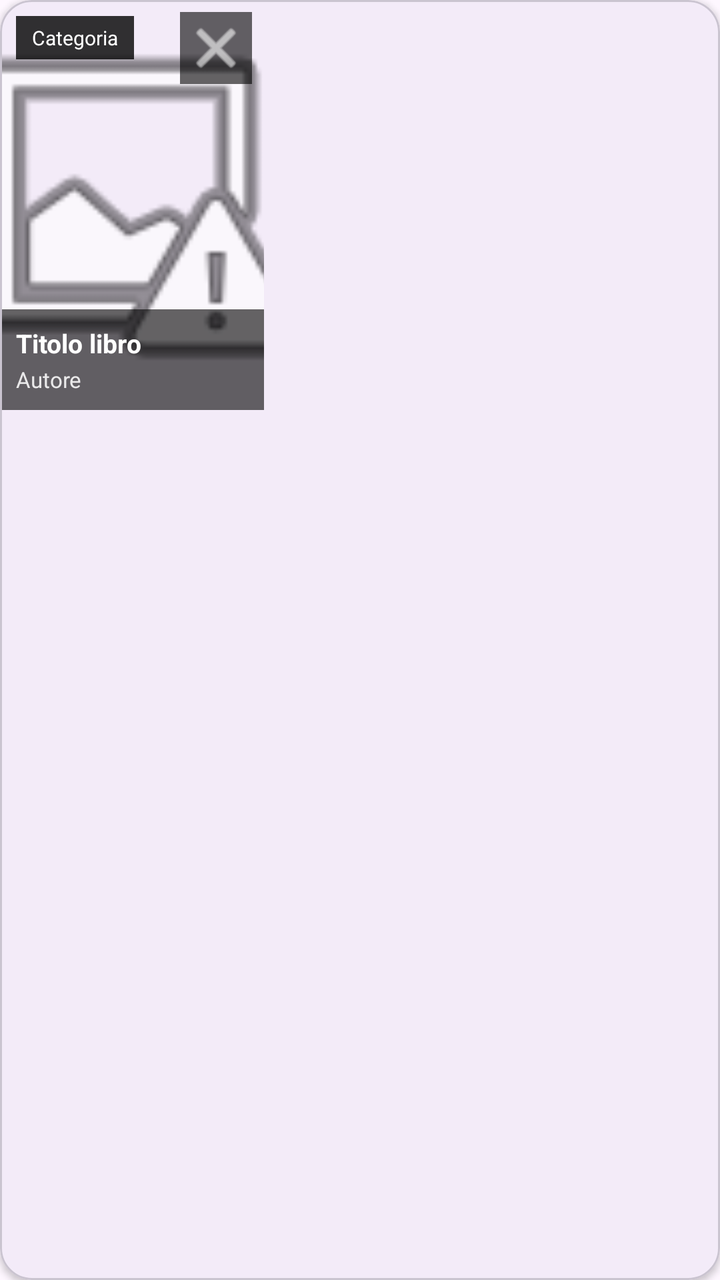
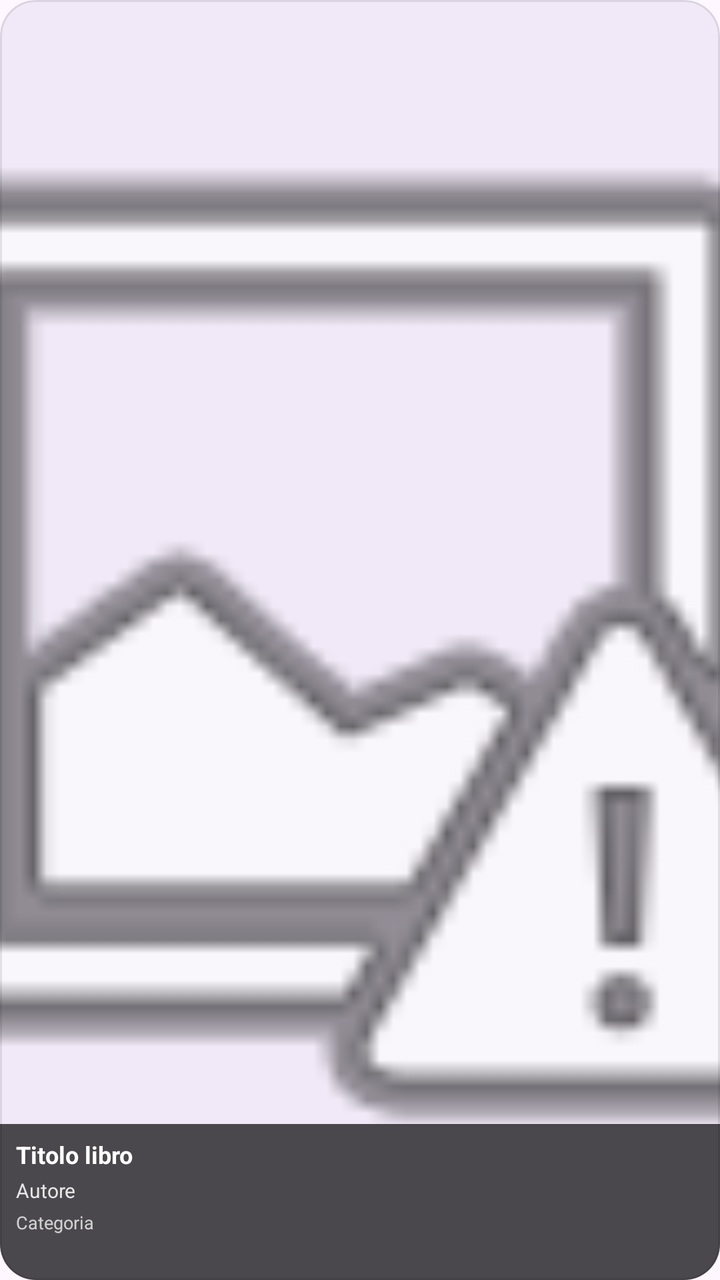

Two renders of the same Android screen: before a commit and after it. Below are the layout's source before the change and the commit's diff.
<!-- AndroidManifest.xml: application theme Theme.Bookt -->
<!-- res/layout/item_saved_book.xml -->
<?xml version="1.0" encoding="utf-8"?>
<com.google.android.material.card.MaterialCardView xmlns:android="http://schemas.android.com/apk/res/android"
    xmlns:app="http://schemas.android.com/apk/res-auto"
    android:layout_width="wrap_content"
    android:layout_height="wrap_content"
    android:layout_marginEnd="12dp"
    android:layout_marginBottom="12dp"
    app:cardCornerRadius="16dp"
    app:cardElevation="2dp">

    <FrameLayout
        android:layout_width="132dp"
        android:layout_height="205dp">

        <ImageView
            android:id="@+id/imgSavedBookCover"
            android:layout_width="match_parent"
            android:layout_height="match_parent"
            android:contentDescription="Copertina libro"
            android:scaleType="centerCrop"
            android:src="@android:drawable/ic_menu_report_image" />

        <LinearLayout
            android:layout_width="match_parent"
            android:layout_height="wrap_content"
            android:layout_gravity="bottom"
            android:orientation="vertical"
            android:padding="8dp"
            android:background="#99000000">

            <TextView
                android:id="@+id/tvSavedBookTitle"
                android:layout_width="match_parent"
                android:layout_height="wrap_content"
                android:maxLines="2"
                android:text="Titolo libro"
                android:textColor="@android:color/white"
                android:textSize="13sp"
                android:textStyle="bold" />

            <TextView
                android:id="@+id/tvSavedBookAuthor"
                android:layout_width="match_parent"
                android:layout_height="wrap_content"
                android:layout_marginTop="2dp"
                android:maxLines="1"
                android:text="Autore"
                android:textColor="#DDFFFFFF"
                android:textSize="11sp" />
        </LinearLayout>

        <ImageButton
            android:id="@+id/btnRemoveSavedBook"
            android:layout_width="36dp"
            android:layout_height="36dp"
            android:layout_gravity="top|end"
            android:layout_margin="6dp"
            android:background="#99000000"
            android:contentDescription="Rimuovi libro"
            android:padding="6dp"
            android:src="@android:drawable/ic_menu_close_clear_cancel"
            app:tint="@android:color/white" />

        <TextView
            android:id="@+id/tvSavedBookCategory"
            android:layout_width="wrap_content"
            android:layout_height="wrap_content"
            android:layout_gravity="top|start"
            android:layout_margin="8dp"
            android:background="#CC000000"
            android:paddingStart="8dp"
            android:paddingTop="4dp"
            android:paddingEnd="8dp"
            android:paddingBottom="4dp"
            android:text="Categoria"
            android:textColor="@android:color/white"
            android:textSize="10sp" />
    </FrameLayout>

</com.google.android.material.card.MaterialCardView>
<!-- resources referenced by this layout -->
<resources>
  <style name="Theme.Bookt" parent="Base.Theme.Bookt" />
  <style name="Base.Theme.Bookt" parent="Theme.Material3.DayNight.NoActionBar">
      </style>
</resources>

<!-- the commit's change to res/layout/item_saved_book.xml (unified diff, before → after) -->
@@ -1,16 +1,18 @@
 <?xml version="1.0" encoding="utf-8"?>
 <com.google.android.material.card.MaterialCardView xmlns:android="http://schemas.android.com/apk/res/android"
     xmlns:app="http://schemas.android.com/apk/res-auto"
-    android:layout_width="wrap_content"
-    android:layout_height="wrap_content"
+    android:layout_width="118dp"
+    android:layout_height="188dp"
     android:layout_marginEnd="12dp"
-    android:layout_marginBottom="12dp"
-    app:cardCornerRadius="16dp"
-    app:cardElevation="2dp">
+    android:layout_marginBottom="14dp"
+    app:cardCornerRadius="18dp"
+    app:cardElevation="3dp"
+    app:strokeWidth="1dp"
+    app:strokeColor="#18000000">
 
     <FrameLayout
-        android:layout_width="132dp"
-        android:layout_height="205dp">
+        android:layout_width="match_parent"
+        android:layout_height="match_parent">
 
         <ImageView
             android:id="@+id/imgSavedBookCover"
@@ -20,61 +22,56 @@
             android:scaleType="centerCrop"
             android:src="@android:drawable/ic_menu_report_image" />
 
+        <View
+            android:layout_width="match_parent"
+            android:layout_height="78dp"
+            android:layout_gravity="bottom"
+            android:background="#B0000000" />
+
         <LinearLayout
             android:layout_width="match_parent"
-            android:layout_height="wrap_content"
+            android:layout_height="78dp"
             android:layout_gravity="bottom"
             android:orientation="vertical"
-            android:padding="8dp"
-            android:background="#99000000">
+            android:paddingStart="8dp"
+            android:paddingTop="7dp"
+            android:paddingEnd="8dp"
+            android:paddingBottom="7dp">
 
             <TextView
                 android:id="@+id/tvSavedBookTitle"
                 android:layout_width="match_parent"
                 android:layout_height="wrap_content"
+                android:ellipsize="end"
                 android:maxLines="2"
                 android:text="Titolo libro"
                 android:textColor="@android:color/white"
-                android:textSize="13sp"
+                android:textSize="12sp"
                 android:textStyle="bold" />
 
             <TextView
                 android:id="@+id/tvSavedBookAuthor"
                 android:layout_width="match_parent"
                 android:layout_height="wrap_content"
-                android:layout_marginTop="2dp"
+                android:layout_marginTop="3dp"
+                android:ellipsize="end"
                 android:maxLines="1"
                 android:text="Autore"
                 android:textColor="#DDFFFFFF"
-                android:textSize="11sp" />
+                android:textSize="10sp" />
+
+            <TextView
+                android:id="@+id/tvSavedBookCategory"
+                android:layout_width="match_parent"
+                android:layout_height="wrap_content"
+                android:layout_marginTop="3dp"
+                android:ellipsize="end"
+                android:maxLines="1"
+                android:text="Categoria"
+                android:textColor="#BFFFFFFF"
+                android:textSize="9sp" />
         </LinearLayout>
 
-        <ImageButton
-            android:id="@+id/btnRemoveSavedBook"
-            android:layout_width="36dp"
-            android:layout_height="36dp"
-            android:layout_gravity="top|end"
-            android:layout_margin="6dp"
-            android:background="#99000000"
-            android:contentDescription="Rimuovi libro"
-            android:padding="6dp"
-            android:src="@android:drawable/ic_menu_close_clear_cancel"
-            app:tint="@android:color/white" />
-
-        <TextView
-            android:id="@+id/tvSavedBookCategory"
-            android:layout_width="wrap_content"
-            android:layout_height="wrap_content"
-            android:layout_gravity="top|start"
-            android:layout_margin="8dp"
-            android:background="#CC000000"
-            android:paddingStart="8dp"
-            android:paddingTop="4dp"
-            android:paddingEnd="8dp"
-            android:paddingBottom="4dp"
-            android:text="Categoria"
-            android:textColor="@android:color/white"
-            android:textSize="10sp" />
     </FrameLayout>
 
 </com.google.android.material.card.MaterialCardView>
